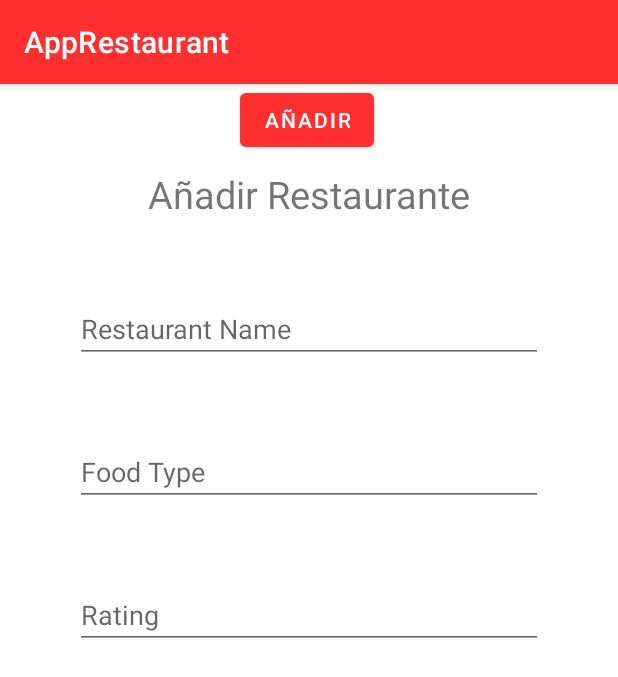
After one commit to JaviAlonsoH/AppRestaurant, an Android app: the AddRestaurantFragment screen opened through its navigation route, on a phone screen of 412 x 824 dp. The commit adds this screen. Shown: the top 677 px of the screen. Run offline under Robolectric (Android 15) with nearby library versions, the phone set to English and light mode, and no system bars; our stand-ins replace Room's generated code; 1 statement that could not run was skipped.

Commit message:
Añadir Funcional

```diff
--- a/app/src/main/AndroidManifest.xml
+++ b/app/src/main/AndroidManifest.xml
@@ -1,6 +1,8 @@
 <?xml version="1.0" encoding="utf-8"?>
 <manifest xmlns:android="http://schemas.android.com/apk/res/android"
     package="com.example.apprestaurant">
+
+    <uses-permission android:name="android.permission.INTERNET"/>
 
     <application
         android:allowBackup="true"
--- a/app/src/main/java/com/example/apprestaurant/db/RestaurantDao.kt
+++ b/app/src/main/java/com/example/apprestaurant/db/RestaurantDao.kt
@@ -13,10 +13,10 @@ interface RestaurantDAO {
     fun findRestById(idRest: Int): RestaurantEntity
 
     @Query("SELECT * FROM restaurant WHERE restaurant.name LIKE :query")
-    fun findRestById(query: String): RestaurantEntity
+    fun findRestByName(query: String): RestaurantEntity
 
     @Insert(onConflict = OnConflictStrategy.REPLACE)
-    fun addRest(restsEntities: List<RestaurantEntity>)
+    fun addRest(restsEntities: RestaurantEntity)
 
     @Delete
     fun deleteRest(restEntity: RestaurantEntity)
--- a/app/src/main/java/com/example/apprestaurant/db/entities/RestaurantEntity.kt
+++ b/app/src/main/java/com/example/apprestaurant/db/entities/RestaurantEntity.kt
@@ -9,7 +9,7 @@ data class RestaurantEntity (
     @ColumnInfo(name = "foodType")
     val foodType: String,
     @ColumnInfo(name = "rating")
-    val rating: Double,
+    val rating: String,
     @PrimaryKey(autoGenerate = true)
     val idRest: Int? = null
 )
--- a/app/src/main/java/com/example/apprestaurant/model/RestaurantObject.kt
+++ b/app/src/main/java/com/example/apprestaurant/model/RestaurantObject.kt
@@ -10,5 +10,5 @@ data class RestaurantObject(
     @SerializedName("foodType")
     val foodType: String,
     @SerializedName("rating")
-    val rating: Double,
+    val rating: String,
     )
--- a/app/src/main/java/com/example/apprestaurant/network/request/RestaurantRequest.kt
+++ b/app/src/main/java/com/example/apprestaurant/network/request/RestaurantRequest.kt
@@ -2,6 +2,7 @@ package com.example.apprestaurant.network.request
 
 import com.google.gson.annotations.Expose
 import com.google.gson.annotations.SerializedName
+import java.text.DecimalFormat
 
 data class RestaurantRequest(
     @SerializedName("idRest")
@@ -14,5 +15,5 @@ data class RestaurantRequest(
     @Expose
     val foodType: String,
     @SerializedName("rating")
-    val rating: Double
+    val rating: String
 )
--- a/app/src/main/java/com/example/apprestaurant/network/response/Restaurant.kt
+++ b/app/src/main/java/com/example/apprestaurant/network/response/Restaurant.kt
@@ -16,7 +16,7 @@ data class Restaurant (
     @Expose
     val foodType: String,
     @SerializedName("rating")
-    val rating: Double
+    val rating: String
 )
 
 fun Restaurant.toRestObjectExt(): RestaurantObject {
--- /dev/null
+++ b/app/src/main/java/com/example/apprestaurant/ui/restaurantUI/AddRestaurantFragment.kt
@@ -0,0 +1,69 @@
+package com.example.apprestaurant.ui.restaurantUI
+
+import android.os.Bundle
+import android.util.Log
+import androidx.fragment.app.Fragment
+import android.view.LayoutInflater
+import android.view.View
+import android.view.ViewGroup
+import android.widget.Toast
+import androidx.navigation.fragment.findNavController
+import com.example.apprestaurant.R
+import com.example.apprestaurant.databinding.FragmentAddRestaurantBinding
+import com.example.apprestaurant.db.RestaurantDB
+import com.example.apprestaurant.db.entities.RestaurantEntity
+import com.example.apprestaurant.network.RetrofitConfig
+import com.example.apprestaurant.network.request.RestaurantRequest
+import com.example.apprestaurant.network.response.toModel
+import retrofit2.Call
+import retrofit2.Callback
+import retrofit2.Response
+import retrofit2.*
+
+class AddRestaurantFragment : Fragment() {
+
+    private var _binding: FragmentAddRestaurantBinding? = null
+    private val binding get() = _binding!!
+    private var rest : RestaurantEntity? = null
+
+    override fun onCreateView(
+        inflater: LayoutInflater, container: ViewGroup?,
+        savedInstanceState: Bundle?
+    ): View? {
+        // Inflate the layout for this fragment
+        _binding = FragmentAddRestaurantBinding.inflate(inflater, container, false)
+        return binding.root
+    }
+
+    override fun onViewCreated(view: View, savedInstanceState: Bundle?) {
+        super.onViewCreated(view, savedInstanceState)
+        binding.btnAdd.setOnClickListener {
+            addRest(binding.restName.toString())
+            val action = AddRestaurantFragmentDirections.addToList()
+            findNavController().navigate(action)
+        }
+    }
+
+    private fun addRest(name: String) {
+        RetrofitConfig.service
+            .addRest(RestaurantRequest(1, name, binding.foodType.toString(), binding.rating.toString()))
+            .enqueue(object : Callback<Void> {
+                override fun onResponse(call: Call<Void>, response: Response<Void>) {
+                    if (response.isSuccessful) {
+
+                        Toast.makeText(context,"Restaurant added successfully", Toast.LENGTH_SHORT).show()
+
+                    }else{
+                        Toast.makeText(context,"Sorry, we couldn't add the restaurant. Try again latter",
+                            Toast.LENGTH_SHORT).show()
+                    }
+                }
+                override fun onFailure(call: Call<Void>, t: Throwable) {
+                    rest = RestaurantEntity(binding.restName.text.toString(), binding.foodType.text.toString(), binding.rating.text.toString())
+                    RestaurantDB.getInstance(requireContext()).restaurantDao().addRest(rest!!)
+                    Toast.makeText(context,"Error adding restaurant", Toast.LENGTH_SHORT).show()
+                    Log.e("Network", "Error ${t.localizedMessage}", t)
+                }
+            })
+    }
+}
--- a/app/src/main/java/com/example/apprestaurant/ui/restaurantUI/RestaurantListFragment.kt
+++ b/app/src/main/java/com/example/apprestaurant/ui/restaurantUI/RestaurantListFragment.kt
@@ -53,7 +53,7 @@ class RestaurantListFragment : Fragment() {
                 if (response.isSuccessful) {
                     val rest = response.body()
                     //get from api and add to db
-                    RestaurantDB.getInstance(requireContext()).restaurantDao().addRest(rest?.data.toEntity())
+                    //RestaurantDB.getInstance(requireContext()).restaurantDao().addRest()
                     //refresh all list
                     adapter.submitList(rest?.data.toMap())
                 } else {
@@ -122,7 +122,11 @@ class RestaurantListFragment : Fragment() {
         super.onViewCreated(view, savedInstanceState)
         binding.restaurantRv.layoutManager = GridLayoutManager(context, 1)
         binding.restaurantRv.adapter= this.adapter
-        // getRestaurants()
+        getRests()
+        val goToAdd = RestaurantListFragmentDirections.listToAdd()
+        binding.floatingPlus.setOnClickListener {
+            findNavController().navigate(goToAdd)
+        }        // getRestaurants()
     }
 
     override fun onDestroyView() {
--- /dev/null
+++ b/app/src/main/res/layout/fragment_add_restaurant.xml
@@ -0,0 +1,76 @@
+<?xml version="1.0" encoding="utf-8"?>
+<FrameLayout xmlns:android="http://schemas.android.com/apk/res/android"
+    xmlns:app="http://schemas.android.com/apk/res-auto"
+    xmlns:tools="http://schemas.android.com/tools"
+    android:layout_width="match_parent"
+    android:layout_height="match_parent"
+    tools:context=".ui.restaurantUI.AddRestaurantFragment">
+
+    <androidx.constraintlayout.widget.ConstraintLayout
+        android:layout_width="match_parent"
+        android:layout_height="match_parent">
+
+        <TextView
+            android:id="@+id/textView"
+            android:layout_width="match_parent"
+            android:layout_height="wrap_content"
+            android:layout_marginTop="56dp"
+            android:gravity="center_horizontal"
+            android:text="Añadir Restaurante"
+            android:textSize="25dp"
+            app:layout_constraintEnd_toEndOf="parent"
+            app:layout_constraintHorizontal_bias="0.0"
+            app:layout_constraintStart_toStartOf="parent"
+            app:layout_constraintTop_toTopOf="parent">
+
+        </TextView>
+
+        <EditText
+            android:id="@+id/rest_name"
+            android:layout_width="match_parent"
+            android:layout_height="wrap_content"
+            android:layout_marginTop="137dp"
+            android:hint="Restaurant Name"
+            android:layout_margin="50dp"
+            app:layout_constraintTop_toBottomOf="@+id/textView"
+            tools:layout_editor_absoluteX="0dp">
+
+        </EditText>
+
+        <EditText
+            android:id="@+id/food_type"
+            android:layout_width="match_parent"
+            android:layout_height="wrap_content"
+            android:layout_marginTop="137dp"
+            android:hint="Food Type"
+            android:layout_margin="50dp"
+            app:layout_constraintEnd_toEndOf="parent"
+            app:layout_constraintTop_toBottomOf="@+id/rest_name">
+
+        </EditText>
+
+
+        <EditText
+            android:id="@+id/rating"
+            android:layout_width="match_parent"
+            android:layout_height="wrap_content"
+            android:layout_margin="50dp"
+            android:hint="Rating"
+            android:inputType="numberDecimal"
+            app:layout_constraintTop_toBottomOf="@+id/food_type"
+            tools:layout_editor_absoluteX="16dp" />
+
+        <Button
+            android:id="@+id/btn_add"
+            android:layout_width="wrap_content"
+            android:layout_height="wrap_content"
+            android:layout_marginStart="160dp"
+            android:layout_marginTop="56dp"
+            android:text="Añadir"
+            android:textColor="@color/white"
+            app:layout_constraintStart_toStartOf="parent"
+            app:layout_constraintTop_toBottomOf="@+id/editText" />
+
+    </androidx.constraintlayout.widget.ConstraintLayout>
+
+</FrameLayout>
--- a/app/src/main/res/navigation/nav_graph.xml
+++ b/app/src/main/res/navigation/nav_graph.xml
@@ -13,6 +13,9 @@
         <action
             android:id="@+id/listToDetail"
             app:destination="@id/restaurantDetailFragment" />
+        <action
+            android:id="@+id/listToAdd"
+            app:destination="@id/addRestaurantFragment" />
     </fragment>
     <fragment
         android:id="@+id/restaurantDetailFragment"
@@ -29,4 +32,13 @@
             android:name="rating"
             app:argType="string" />
     </fragment>
+    <fragment
+        android:id="@+id/addRestaurantFragment"
+        android:name="com.example.apprestaurant.ui.restaurantUI.AddRestaurantFragment"
+        android:label="fragment_add_restaurant"
+        tools:layout="@layout/fragment_add_restaurant" >
+        <action
+            android:id="@+id/addToList"
+            app:destination="@id/restaurantListFragment" />
+    </fragment>
 </navigation>
--- /dev/null
+++ b/app/src/main/res/xml/network_security_config.xml
@@ -0,0 +1,6 @@
+<?xml version="1.0" encoding="utf-8"?>
+<network-security-config>
+    <domain-config cleartextTrafficPermitted="true">
+        <domain includeSubdomains="true">192.168.1.43</domain>
+    </domain-config>
+</network-security-config>
```
